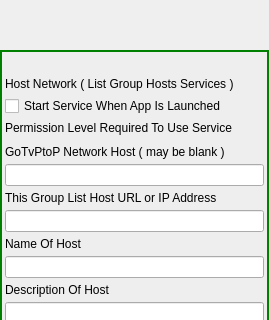
brettrjones/gotvptop, file GoTvApps/GoTvCommon/Forms/AppletGroupAnchor.ui: the form before one commit; both pictures show x 0 to 269 and y 0 to 320 of the 269 by 702 pixel window.
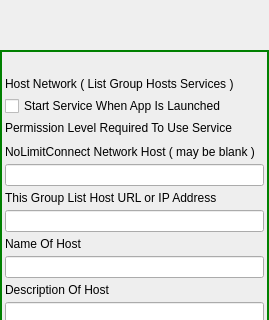
The form after the commit. Icons and pictures are not drawn. Custom widgets are drawn as their Qt base class.

Patch:
```diff
--- a/GoTvApps/GoTvCommon/Forms/AppletGroupAnchor.ui
+++ b/GoTvApps/GoTvCommon/Forms/AppletGroupAnchor.ui
@@ -180,7 +180,7 @@
       <item>
        <widget class="QLabel" name="m_GoTvHostLabel">
         <property name="text">
-         <string>GoTvPtoP Network Host ( may be blank )</string>
+         <string>NoLimitConnect Network Host ( may be blank )</string>
         </property>
        </widget>
       </item>
```
